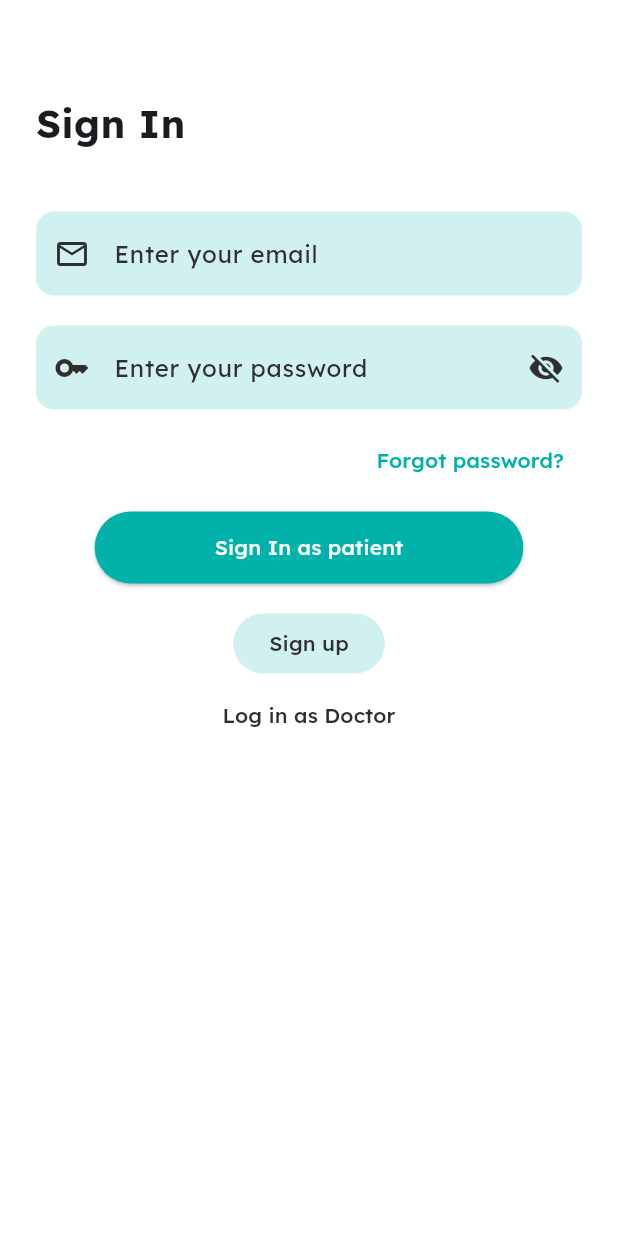
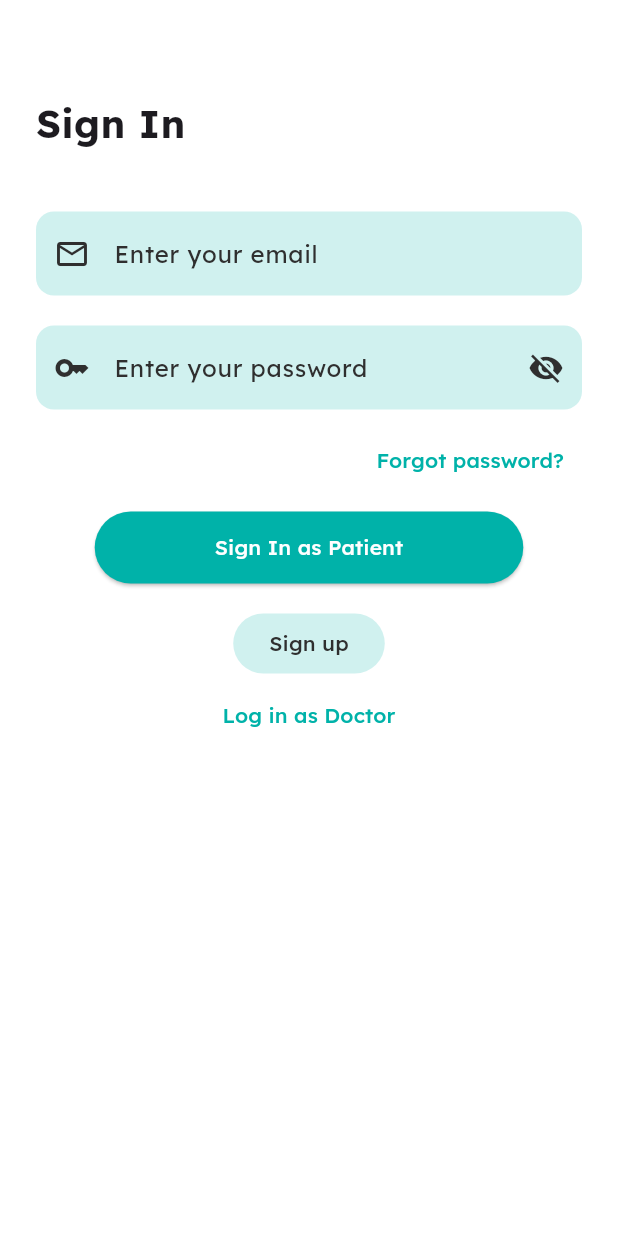
Before and after one commit to JonatanLindh/MediCall, a Flutter app: the screen it shows after launch, after a tap on "Click me to Login", on a phone screen of 412 x 824 dp. Run offline on Flutter 3.47's test engine with Material 3 defaults, Android fonts, the phone set to English and light mode, and no system bars; our stand-ins replace bloc, equatable, flutter_bloc, flutter_hooks, geolocator, go_router and 1 more; missing offline and left inert: flutter_webrtc, livekit_client; network calls fail.

Commit message:
Refactor doctor and patient report handling
- Updated AssignedTaskStatusButton to retrieve current doctor ID from LoginBloc.
- Modified DoctorReportsCubit to initialize reports on creation and handle mock reports.
- Changed DoctorReportsState to reflect new report structure and counts.
- Enhanced Report model to include patient and doctor relationships.
- Updated DoctorReportsScreen to filter reports based on the current doctor's ID.
- Refactored LoginBloc to manage doctor and patient login states.
- Added migration scripts to update database schema for reports and doctors.
- Implemented API endpoints for creating, updating, and retrieving reports with doctor assignments.

```diff
--- a/app/lib/contants/api.dart
+++ b/app/lib/contants/api.dart
@@ -5,9 +5,8 @@
 
 // const String NETWORK_IP = '192.168.165.51';
 // const String NETWORK_IP = '192.168.165.186';
-
-// const String NETWORK_IP = '10.0.2.65';
-const String NETWORK_IP = '10.0.12.4';
+// const String NETWORK_IP = '10.137.110.94';
+const String NETWORK_IP = '100.80.52.9';
 
 const String apiUrl = 'http://$NETWORK_IP:8080/api';
 const String callUrl = 'http://$NETWORK_IP:7880';
--- a/app/lib/screens/doctor/home/view/doctor_home_screen.dart
+++ b/app/lib/screens/doctor/home/view/doctor_home_screen.dart
@@ -28,7 +28,7 @@ class DoctorHomeScreenContent extends StatelessWidget {
     final state = context.watch<DoctorReportsCubit>().state;
     final assignedTasks = state.reports
         .where(
-          (r) => r.assignedDoctorId == doctorName && !r.completed,
+          (r) => r.doctorName == doctorName && !r.completed,
         )
         .toList();
 
@@ -65,8 +65,6 @@ class DoctorHomeScreenContent extends StatelessWidget {
             const SizedBox(height: 30),
             Center(
               child: AssignedTaskStatusButton(
-                currentDoctorId:
-                    'Dr. Johan Nilsson', // Replace with actual doctor ID
                 onStatusChanged: (reportId, status) {
                   final cubit = context.read<DoctorReportsCubit>();
                   print('$reportId \n $status'); // Handle status change
--- a/app/lib/screens/doctor/home/view/task_status_button.dart
+++ b/app/lib/screens/doctor/home/view/task_status_button.dart
@@ -2,14 +2,13 @@ import 'package:flutter/material.dart';
 import 'package:flutter_bloc/flutter_bloc.dart';
 import 'package:medicall/screens/doctor/reports/cubit/doctor_reports_cubit.dart';
 import 'package:medicall/screens/doctor/reports/data/report.dart';
+import 'package:medicall/screens/patient/login/bloc/login_bloc.dart';
 
 class AssignedTaskStatusButton extends StatefulWidget {
   const AssignedTaskStatusButton({
-    required this.currentDoctorId,
     super.key,
     this.onStatusChanged,
   });
-  final String currentDoctorId;
   final void Function(String reportId, TaskStatusStep status)? onStatusChanged;
 
   @override
@@ -25,10 +24,11 @@ class _AssignedTaskStatusButtonState extends State<AssignedTaskStatusButton> {
   @override
   Widget build(BuildContext context) {
     final state = context.watch<DoctorReportsCubit>().state;
+    final doctorId = context.read<LoginBloc>().getDoctorId();
 
     final assignedTasks = state.reports
         .where(
-          (r) => r.assignedDoctorId == widget.currentDoctorId && !r.completed,
+          (r) => r.doctorId == doctorId && !r.completed,
         )
         .toList();
 
--- a/app/lib/screens/doctor/reports/cubit/doctor_reports_state.dart
+++ b/app/lib/screens/doctor/reports/cubit/doctor_reports_state.dart
@@ -5,24 +5,21 @@ enum ReportStatus { unassigned, assigned, completed, all }
 
 class DoctorReportsState {
   DoctorReportsState(this.reports, this.statusFilter, this.searchText)
-      : unassignedCount =
-            reports.where((r) => r.assignedDoctorId == null).length,
-        assignedCount = reports
-            .where((r) => r.assignedDoctorId != null && !r.completed)
-            .length,
-        completedCount = reports
-            .where((r) => r.assignedDoctorId != null && r.completed)
-            .length,
+      : unassignedCount = reports.where((r) => r.doctorName == null).length,
+        assignedCount =
+            reports.where((r) => r.doctorName != null && !r.completed).length,
+        completedCount =
+            reports.where((r) => r.doctorName != null && r.completed).length,
         allCount = reports.length,
         filteredReports = reports.where((report) {
           final matchStatus = statusFilter == ReportStatus.all ||
               (statusFilter == ReportStatus.unassigned &&
-                  report.assignedDoctorId == null) ||
+                  report.doctorName == null) ||
               (statusFilter == ReportStatus.assigned &&
-                  report.assignedDoctorId != null &&
+                  report.doctorName != null &&
                   !report.completed) ||
               (statusFilter == ReportStatus.completed &&
-                  report.assignedDoctorId != null &&
+                  report.doctorName != null &&
                   report.completed);
 
           final matchSearch = '${report.name} ${report.description}'
@@ -57,5 +54,5 @@ class DoctorReportsState {
 }
 
 final class DoctorReportsInitial extends DoctorReportsState {
-  DoctorReportsInitial() : super(fakeReports, ReportStatus.assigned, '');
+  DoctorReportsInitial() : super([], ReportStatus.assigned, '');
 }
--- a/app/lib/screens/patient/login/bloc/login_event.dart
+++ b/app/lib/screens/patient/login/bloc/login_event.dart
@@ -2,6 +2,8 @@ part of 'login_bloc.dart';
 
 @immutable
 sealed class LoginEvent {}
+
+final class ToggleIsDoctor extends LoginEvent {}
 
 final class LoginButtonPressed extends LoginEvent {
   LoginButtonPressed({required this.email, required this.password});
--- a/app/lib/screens/patient/login/bloc/login_state.dart
+++ b/app/lib/screens/patient/login/bloc/login_state.dart
@@ -1,15 +1,26 @@
 part of 'login_bloc.dart';
 
 @immutable
-sealed class LoginState {}
+sealed class LoginState {
+  const LoginState({required this.isDoctor});
 
-final class LoginInitial extends LoginState {}
+  final bool isDoctor;
+}
 
-final class LoginLoading extends LoginState {}
+final class LoginInitial extends LoginState {
+  const LoginInitial({required super.isDoctor});
+}
 
-final class LoginSuccess extends LoginState {}
+final class LoginLoading extends LoginState {
+  const LoginLoading({required super.isDoctor});
+}
+
+final class LoginSuccess extends LoginState {
+  const LoginSuccess({required super.isDoctor, required this.id});
+  final String id;
+}
 
 final class LoginFailure extends LoginState {
-  LoginFailure(this.message);
+  const LoginFailure(this.message, {required super.isDoctor});
   final String message;
 }
--- a/app/lib/screens/patient/login/view/login_screen.dart
+++ b/app/lib/screens/patient/login/view/login_screen.dart
@@ -32,7 +32,11 @@ class _LoginScreenState extends State<LoginScreen> {
     return BlocListener<LoginBloc, LoginState>(
       listener: (context, state) {
         if (state is LoginSuccess) {
-          PatientDashboardRoute().go(context);
+          if (state.isDoctor) {
+            DoctorHomeRoute().go(context);
+          } else {
+            PatientDashboardRoute().go(context);
+          }
         } else if (state is LoginFailure) {
           ScaffoldMessenger.of(context).showSnackBar(
             SnackBar(content: Text(state.message)),
@@ -99,7 +103,9 @@ class _LoginScreenState extends State<LoginScreen> {
                       child: Text(
                         'Forgot password?',
                         style: TextStyle(
-                          color: Theme.of(context).colorScheme.primary,
+                          color: (context.watch<LoginBloc>().state.isDoctor
+                              ? Theme.of(context).colorScheme.onSecondary
+                              : Theme.of(context).colorScheme.primary),
                         ),
                       ),
                     ),
@@ -108,8 +114,12 @@ class _LoginScreenState extends State<LoginScreen> {
                   BlocBuilder<LoginBloc, LoginState>(
                     builder: (context, state) {
                       if (state is LoginLoading) {
-                        return const Center(
-                          child: CircularProgressIndicator(),
+                        return Center(
+                          child: CircularProgressIndicator(
+                            color: (context.watch<LoginBloc>().state.isDoctor
+                                ? Theme.of(context).colorScheme.onSecondary
+                                : Theme.of(context).colorScheme.primary),
+                          ),
                         );
                       } else {
                         return SubmitButton(onSubmit: _submit);
@@ -154,7 +164,10 @@ class InputField extends StatelessWidget {
     return TextFormField(
       controller: controller,
       decoration: InputDecoration(
-        fillColor: Theme.of(context).colorScheme.primary.withAlpha(0x2F),
+        fillColor: (context.watch<LoginBloc>().state.isDoctor
+                ? Theme.of(context).colorScheme.onSecondary
+                : Theme.of(context).colorScheme.primary)
+            .withAlpha(0x2F),
         filled: true,
         hintText: hintText,
         prefixIcon: prefixIcon,
@@ -181,7 +194,9 @@ class SubmitButton extends StatelessWidget {
     return ElevatedButton(
       onPressed: () => onSubmit(context),
       style: ElevatedButton.styleFrom(
-        backgroundColor: Theme.of(context).colorScheme.primary,
+        backgroundColor: (context.watch<LoginBloc>().state.isDoctor
+            ? Theme.of(context).colorScheme.onSecondary
+            : Theme.of(context).colorScheme.primary),
         foregroundColor: Theme.of(context).colorScheme.onPrimary,
         padding: const EdgeInsets.symmetric(
           horizontal: 80,
@@ -191,7 +206,11 @@ class SubmitButton extends StatelessWidget {
           borderRadius: BorderRadius.circular(30),
         ),
       ),
-      child: const Text('Sign In as patient'),
+      child: BlocBuilder<LoginBloc, LoginState>(
+        builder: (context, state) {
+          return Text('Sign In as ${state.isDoctor ? 'Doctor' : 'Patient'}');
+        },
+      ),
     );
   }
 }
@@ -203,13 +222,24 @@ class LoginAsDoctorButton extends StatelessWidget {
   Widget build(BuildContext context) {
     return TextButton(
       onPressed: () {
-        DoctorHomeRoute().go(context);
+        context.read<LoginBloc>().add(
+              ToggleIsDoctor(),
+            );
       },
-      child: Text(
-        'Log in as Doctor',
-        style: TextStyle(
-          color: Theme.of(context).colorScheme.onSecondary,
-        ),
+      style: TextButton.styleFrom(
+        splashFactory: NoSplash.splashFactory,
+      ),
+      child: BlocBuilder<LoginBloc, LoginState>(
+        builder: (context, state) {
+          return Text(
+            'Log in as ${state.isDoctor ? 'Patient' : 'Doctor'}',
+            style: TextStyle(
+              color: (context.watch<LoginBloc>().state.isDoctor
+                  ? Theme.of(context).colorScheme.onSecondary
+                  : Theme.of(context).colorScheme.primary),
+            ),
+          );
+        },
       ),
     );
   }
@@ -223,7 +253,10 @@ class SignUpButton extends StatelessWidget {
     return FilledButton(
       style: ButtonStyle(
         backgroundColor: WidgetStateProperty.all(
-          Theme.of(context).colorScheme.primary.withAlpha(0x2F),
+          (context.watch<LoginBloc>().state.isDoctor
+                  ? Theme.of(context).colorScheme.onSecondary
+                  : Theme.of(context).colorScheme.primary)
+              .withAlpha(0x2F),
         ),
       ),
       onPressed: () {
```
Also changed, not shown: app/lib/screens/doctor/reports/cubit/doctor_reports_cubit.dart (+160 -34 lines), app/lib/screens/doctor/reports/data/report.dart (+65 -26 lines), app/lib/screens/doctor/reports/view/doctor_reports_screen.dart (+13 -52 lines), app/lib/screens/patient/login/bloc/login_bloc.dart (+36 -11 lines), app/lib/screens/patient/login/view/register_screen.dart (+18 -5 lines), 4 other files.
